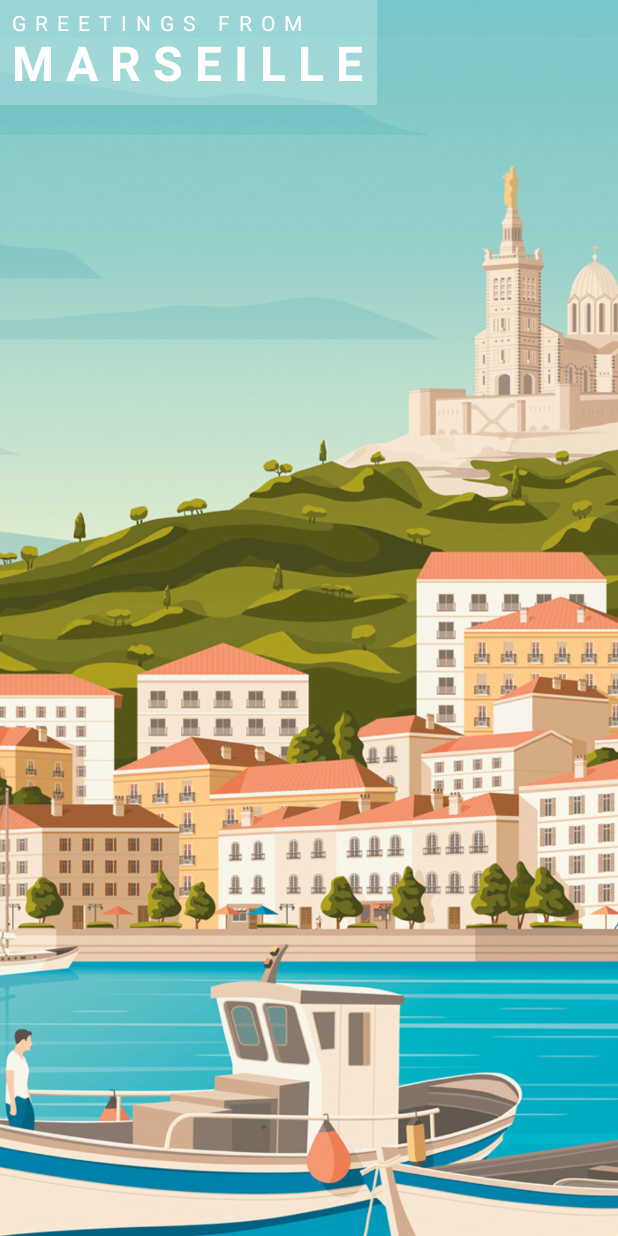
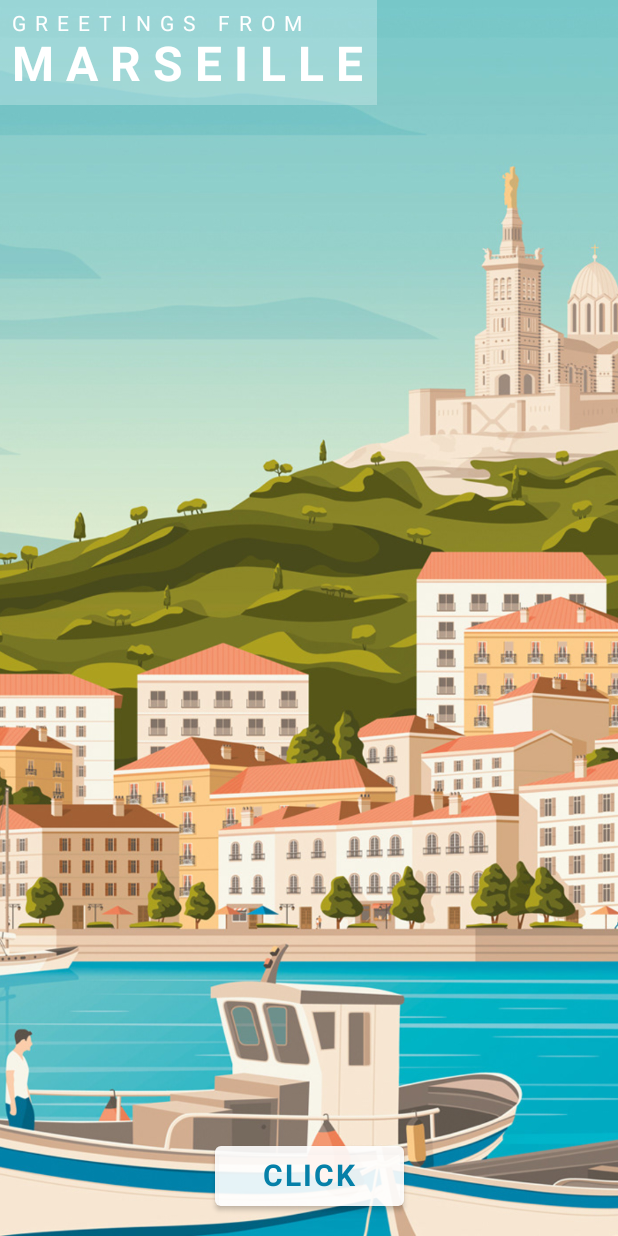
Before and after one commit to BorcsokNora/Postcard, an Android app built with Jetpack Compose: the screen it shows after launch (MainActivity), on a phone screen of 412 x 824 dp. Run offline under Robolectric (Android 15) with nearby library versions, the phone set to English and light mode, and no system bars.

Commit message:
phase 4: solution

```diff
--- a/app/src/main/java/com/example/postcard/MainActivity.kt
+++ b/app/src/main/java/com/example/postcard/MainActivity.kt
@@ -34,29 +34,27 @@ class MainActivity : ComponentActivity() {
                     Box {
                         val context = LocalContext.current
                         MyComposable()
-                    // TODO: 1. add a button by uncommenting the below code
-
-//                        Button(
-//                            modifier = Modifier
-//                                .padding(16.dp)
-//                                .align(Alignment.BottomCenter),
-//                            colors = ButtonDefaults.buttonColors(
-//                                contentColor = Color(0xFF0580A8),
-//                                backgroundColor = Color(0xE6FFFFFF),
-//                            ),
-//                            onClick = {
-//                                //TODO: 2. show a text when clicking on the button:
-//                                // (works only on a physical device)
-//                                //Toast.makeText(context, "Awesome!!!", LENGTH_SHORT).show()
-//                            }
-//                        ) {
-//                            Text(
-//                                modifier = Modifier.padding(horizontal = 16.dp),
-//                                text = "CLICK",
-//                                fontWeight = FontWeight.Bold,
-//                                fontSize = 20.sp
-//                            )
-//                        }
+                        Button(
+                            modifier = Modifier
+                                .padding(16.dp)
+                                .align(Alignment.BottomCenter),
+                            colors = ButtonDefaults.buttonColors(
+                                contentColor = Color(0xFF0580A8),
+                                backgroundColor = Color(0xE6FFFFFF),
+                            ),
+                            onClick = {
+                                // Show a text when clicking on the button:
+                                // (works only on a physical device)
+                                Toast.makeText(context, "Awesome!!!", LENGTH_SHORT).show()
+                            }
+                        ) {
+                            Text(
+                                modifier = Modifier.padding(horizontal = 16.dp),
+                                text = "CLICK",
+                                fontWeight = FontWeight.Bold,
+                                fontSize = 20.sp
+                            )
+                        }
                     }
                 }
             }
```
